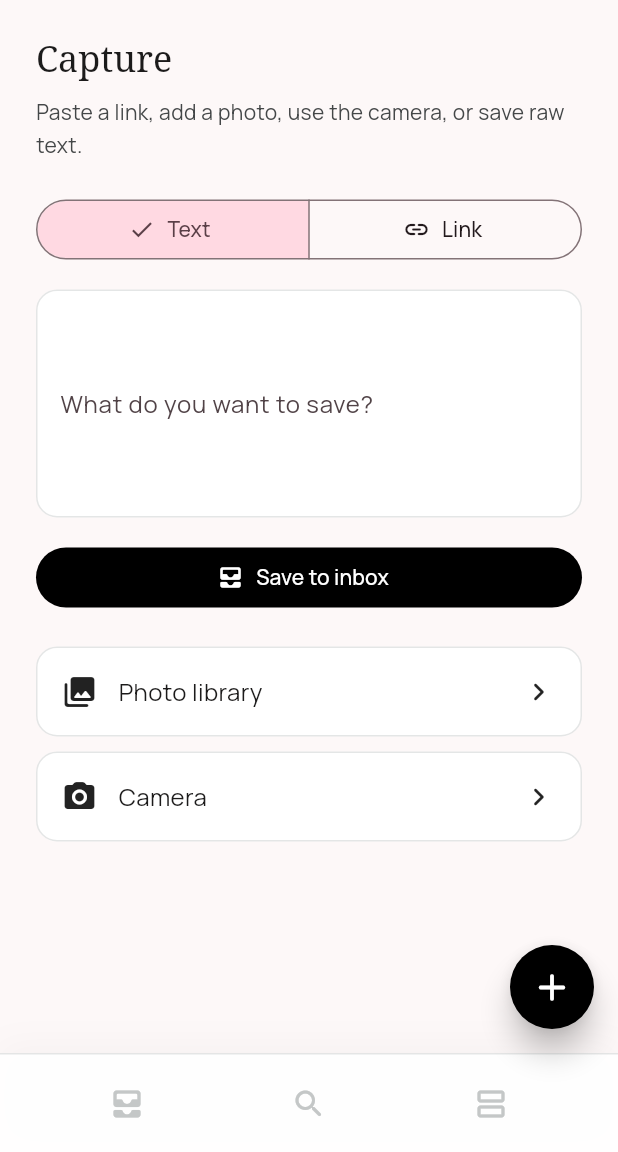
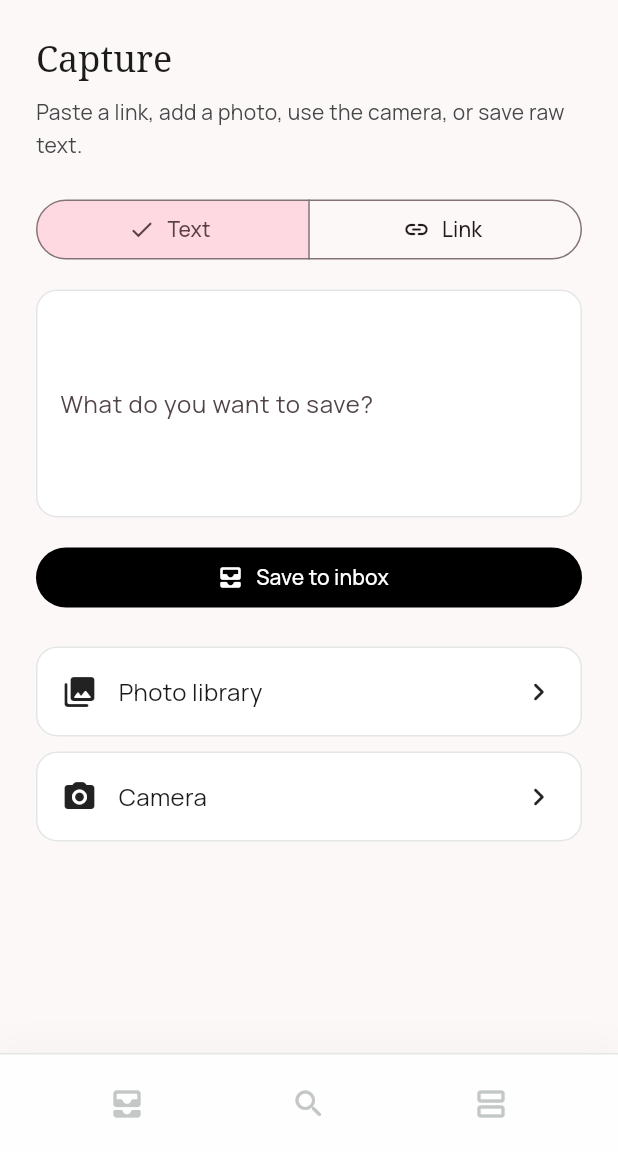
Before and after one commit to pelkons/dualio, a Flutter app: the screen it shows after launch, scrolled down 576 dp, after a tap on the "add" icon, on a phone screen of 412 x 824 dp, the part 84-1236 px from its top. Run offline on Flutter 3.47's test engine with Material 3 defaults, Android fonts, the phone set to English and light mode, and no system bars; our stand-ins replace cached_network_image, flutter_riverpod, freezed_annotation, go_router, google_fonts, image_picker and 2 more; missing offline and left inert: receive_sharing_intent; accounts and stored records are empty; network calls fail.

Commit message:
Show add button only on feed

```diff
--- a/lib/features/feed/presentation/screens/feed_screen.dart
+++ b/lib/features/feed/presentation/screens/feed_screen.dart
@@ -21,6 +21,15 @@ class FeedScreen extends ConsumerWidget {
         .toList(growable: false);
 
     return FeedShell(
+      floatingActionButton: FloatingActionButton(
+        tooltip: AppLocalizations.of(context).addItem,
+        shape: const CircleBorder(),
+        backgroundColor: Theme.of(context).colorScheme.primary,
+        foregroundColor: Theme.of(context).colorScheme.onPrimary,
+        elevation: 8,
+        onPressed: () => context.go('/add'),
+        child: const Icon(Icons.add_rounded, size: 30),
+      ),
       child: itemsState.when(
         data: (items) => _FeedList(items: items),
         loading: () => _FeedList(items: previousItems),
--- a/lib/features/feed/presentation/widgets/feed_shell.dart
+++ b/lib/features/feed/presentation/widgets/feed_shell.dart
@@ -4,9 +4,10 @@ import 'package:flutter/material.dart';
 import 'package:go_router/go_router.dart';
 
 class FeedShell extends StatelessWidget {
-  const FeedShell({required this.child, super.key});
+  const FeedShell({required this.child, this.floatingActionButton, super.key});
 
   final Widget child;
+  final Widget? floatingActionButton;
 
   @override
   Widget build(BuildContext context) {
@@ -37,15 +38,7 @@ class FeedShell extends StatelessWidget {
         ],
       ),
       body: child,
-      floatingActionButton: FloatingActionButton(
-        tooltip: strings.addItem,
-        shape: const CircleBorder(),
-        backgroundColor: Theme.of(context).colorScheme.primary,
-        foregroundColor: Theme.of(context).colorScheme.onPrimary,
-        elevation: 8,
-        onPressed: () => context.go('/add'),
-        child: const Icon(Icons.add_rounded, size: 30),
-      ),
+      floatingActionButton: floatingActionButton,
       bottomNavigationBar: _BottomNav(strings: strings),
     );
   }
```
Also changed, not shown: 1 other file.
